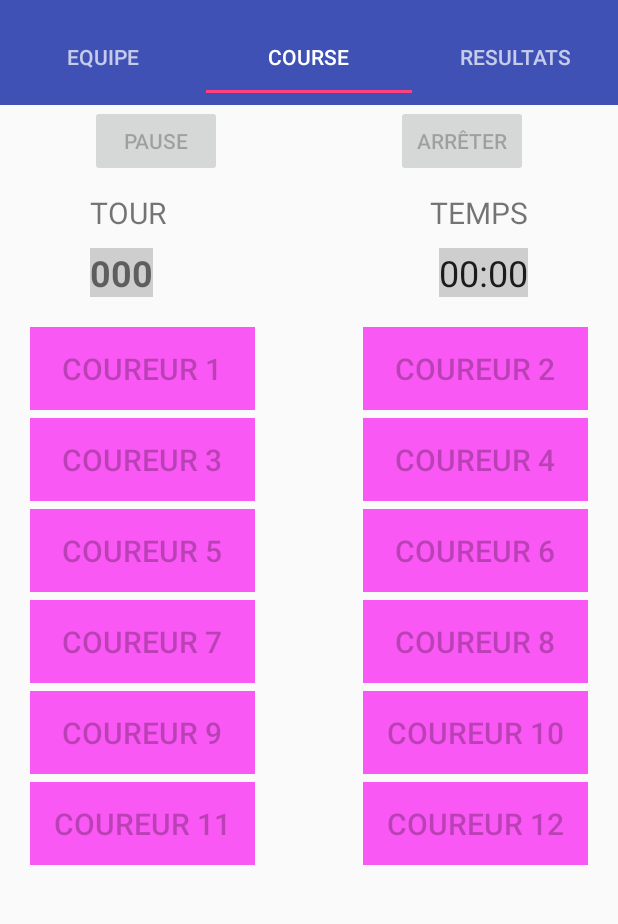
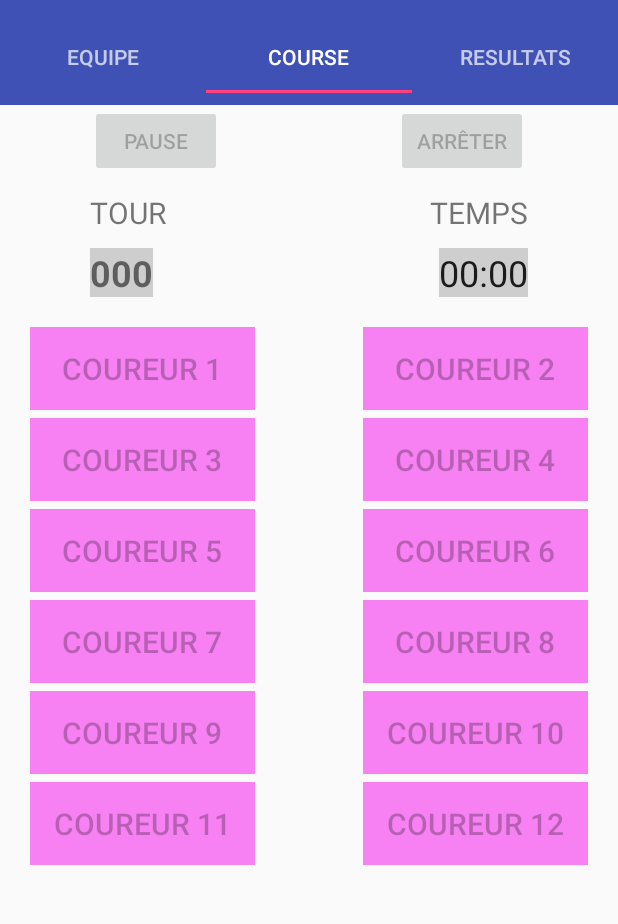
Before and after one commit to pascalheude/24h-du-Mans, an Android app: the screen it shows after launch (Chronos24hLeMansActivity), tab 2 chosen, on a phone screen of 412 x 824 dp, the part 63-987 px from its top. Run offline under Robolectric (Android 15) with nearby library versions, the phone set to English and light mode, and no system bars.

Commit message:
Version 2.0.3 Issues #1, #3, #4 et #5 corrigées Changement des couleurs des boutons Coureur Harmonisation du nombre de coureurs max entre les classes TabEquipe, TabCourse et TabResultats Temporisation de la classe du BoutonTemporise en constante

```diff
--- a/app/build.gradle
+++ b/app/build.gradle
@@ -8,7 +8,7 @@ android {
         minSdkVersion 19
         targetSdkVersion 23
         versionCode 1
-        versionName '2.0.2'
+        versionName '2.0.3'
         archivesBaseName = "AIT-Chronos24hLeMans-$versionName"
     }
     buildTypes {
--- a/app/src/main/java/com/assistanceinformatiquetoulouse/chronos24hlemans/BoutonTemporise.java
+++ b/app/src/main/java/com/assistanceinformatiquetoulouse/chronos24hlemans/BoutonTemporise.java
@@ -30,22 +30,28 @@ public class BoutonTemporise extends Button {
     }
 
     // Constructeur
-    // TODO Mettre en paramètres la tempo de 5s
     public BoutonTemporise(Context context) {
         super(context);
-        pCountDownTimer = new TemporisationBouton(5000, 5000);
     }
 
     // Constructeur
     // Ce constructeur est nécessaire afin d'éviter une exception java.lang.NoSuchMethodException
     public BoutonTemporise(Context context, AttributeSet attrs) {
         super(context, attrs);
-        pCountDownTimer = new TemporisationBouton(5000, 5000);
     }
 
     // Méthode start
     public void start() {
-        this.setEnabled(false);
-        pCountDownTimer.start();
+        if (pCountDownTimer != null) {
+            this.setEnabled(false);
+            pCountDownTimer.start();
+        }
+        else {
+        }
+    }
+
+    // Méthode ecrireTemporisation
+    public void ecrireTemporisation(long temporisation) {
+        pCountDownTimer = new TemporisationBouton(temporisation, temporisation);
     }
 }
--- a/app/src/main/java/com/assistanceinformatiquetoulouse/chronos24hlemans/Equipe.java
+++ b/app/src/main/java/com/assistanceinformatiquetoulouse/chronos24hlemans/Equipe.java
@@ -303,4 +303,10 @@ public class Equipe {
         }
         ecrireXMLEquipe();
     }
+
+    // Méthode lireNombreMaxCoureur
+    // Retourne le nommbre maximum de coureurs
+    public int lireNombreMaxCoureur() {
+        return (this.pNbCoureurMax);
+    }
 }
--- a/app/src/main/java/com/assistanceinformatiquetoulouse/chronos24hlemans/TabCourse.java
+++ b/app/src/main/java/com/assistanceinformatiquetoulouse/chronos24hlemans/TabCourse.java
@@ -14,6 +14,8 @@ import android.view.ViewGroup;
 import android.widget.Button;
 import android.widget.Chronometer;
 import android.widget.TextView;
+import android.widget.Toast;
+
 import java.util.Date;
 
 // Class TabCourse
@@ -51,6 +53,8 @@ public class TabCourse extends Fragment {
         }
     }
     // Attributs privés
+    private final long TEMPORISATION = 5000;
+    private int pNbCoureur;
     private int pIndexCoureur;
     private String pNomCoureur;
     private AlerteCoureur pAlerteCoureur;
@@ -95,7 +99,7 @@ public class TabCourse extends Fragment {
     // Méthode afficherBouton
     private void afficherBouton() {
         int i;
-        for (i = 0; i < 12; i++) {
+        for (i = 0; i < pNbCoureur; i++) {
             if (TabEquipe.pEquipe.lireCoureur(i) != null) {
                 pBoutonCoureur[i].setText(TabEquipe.pEquipe.lireCoureur(i));
                 pBoutonCoureur[i].setEnabled(TabEquipe.pEquipe.lireEtatActif(i));
@@ -106,11 +110,16 @@ public class TabCourse extends Fragment {
         }
     }
 
+    // Constructeur
+    public TabCourse() {
+        pNbCoureur = TabEquipe.pEquipe.lireNombreMaxCoureur();
+    }
+
     // Méthode onCreate
     @Override
     public void onCreate(@Nullable Bundle savedInstanceState) {
         super.onCreate(savedInstanceState);
-        pIndexCoureur = 12;
+        pIndexCoureur = pNbCoureur;
         pNomCoureur = "";
         pCourseDemarree = false;
         pPauseDemarree = false;
@@ -125,11 +134,13 @@ public class TabCourse extends Fragment {
         int id;
         String lNom;
         final View lView = inflater.inflate(R.layout.tab_course, container, false);
-        // TODO Remplacer 12 par une constante
-        pBoutonCoureur = new BoutonTemporise[12];
-        for (i = 0; i < 12; i++) {
+        pBoutonCoureur = new BoutonTemporise[pNbCoureur];
+        for (i = 0; i < pNbCoureur; i++) {
             switch (i) {
                 default:
+                    id = R.id.buttonCoureurBidon;
+                    Toast.makeText(lView.getContext(), String.format("Coureur %d ignoré", i), Toast.LENGTH_SHORT).show();
+                    break;
                 case 0:
                     id = R.id.buttonCoureur1;
                     break;
@@ -168,6 +179,7 @@ public class TabCourse extends Fragment {
                     break;
             }
             pBoutonCoureur[i] = (BoutonTemporise) lView.findViewById(id);
+            pBoutonCoureur[i].ecrireTemporisation(TEMPORISATION);
             pBoutonCoureur[i].setBackgroundColor(getResources().getColor(R.color.bouton_nonselectionne));
         }
         afficherBouton();
@@ -190,7 +202,7 @@ public class TabCourse extends Fragment {
                     arreterAlerteCoureur();
                     pBoutonPause.setText("Reprendre");
                     pBoutonArreter.setEnabled(false);
-                    for (i = 0; i < 12; i++) {
+                    for (i = 0; i < pNbCoureur; i++) {
                         pBoutonCoureur[i].setEnabled(false);
                     }
                     pPauseDemarree = true;
@@ -199,7 +211,7 @@ public class TabCourse extends Fragment {
                     pChronometre.start();
                     pBoutonPause.setText("Pause");
                     pBoutonArreter.setEnabled(true);
-                    for (i = 0; i < 12; i++) {
+                    for (i = 0; i < pNbCoureur; i++) {
                         pBoutonCoureur[i].setEnabled(true);
                     }
                     pPauseDemarree = false;
@@ -223,10 +235,10 @@ public class TabCourse extends Fragment {
                 pTextViewNbTour.setText(String.format("%03d", lNbTour));
                 pCourseDemarree = false;
                 pNomCoureur = "";
-                pIndexCoureur = 12;
+                pIndexCoureur = pNbCoureur;
             }
         });
-        for (i = 0; i < 12; i++) {
+        for (i = 0; i < pNbCoureur; i++) {
             final int final_i = i;
             pBoutonCoureur[i].setOnClickListener(new View.OnClickListener() {
                 @Override
--- a/app/src/main/java/com/assistanceinformatiquetoulouse/chronos24hlemans/TabEquipe.java
+++ b/app/src/main/java/com/assistanceinformatiquetoulouse/chronos24hlemans/TabEquipe.java
@@ -21,7 +21,7 @@ import java.io.UnsupportedEncodingException;
 // Class TabEquipe
 public class TabEquipe extends Fragment {
     // Attributs privés
-    private final int kNbCoureurMax = 20;
+    private final int kNbCoureurMax = 12;
     private int pNbCoureurs;
     private int pCoureurSelectionne;
     private CoureurAdapter pCoureurAdapter;
@@ -108,7 +108,6 @@ public class TabEquipe extends Fragment {
         pListViewEquipe.setOnItemClickListener(new AdapterView.OnItemClickListener() {
             @Override
             public void onItemClick(AdapterView<?> parent, View view, int position, long id) {
-                // TODO Changer la couleur de la ligne sélectionnée
                 pCoureurSelectionne = position;
                 pBoiteActif.setVisibility(View.VISIBLE);
                 pBoiteActif.setChecked(pEquipe.lireEtatActif(position));
--- a/app/src/main/java/com/assistanceinformatiquetoulouse/chronos24hlemans/TabResultats.java
+++ b/app/src/main/java/com/assistanceinformatiquetoulouse/chronos24hlemans/TabResultats.java
@@ -17,8 +17,7 @@ import java.util.Date;
 public class TabResultats extends Fragment {
     // Atributs privés
     private final int kNbResultatMax = 300;
-    // TODO Supprimer la déclaration en double
-    private final int kNbCoureurMax = 20;
+    private int pNbCoureurMax;
     private static ResultatAdapter pResultatAdapter;
     private TextView pTextViewNomCoureur;
     private TextView pTextViewNbTour;
@@ -32,8 +31,9 @@ public class TabResultats extends Fragment {
 
     // Constructeur
     public TabResultats() {
+        pNbCoureurMax = TabEquipe.pEquipe.lireNombreMaxCoureur();
         pListeResultats = new ArrayList<Resultat>(kNbResultatMax);
-        pListeStatCoureurs = new ArrayList<StatCoureur>(kNbCoureurMax);
+        pListeStatCoureurs = new ArrayList<StatCoureur>(pNbCoureurMax);
     }
 
     // Méthode onCreateView
--- a/app/src/main/res/layout/tab_course.xml
+++ b/app/src/main/res/layout/tab_course.xml
@@ -192,5 +192,15 @@
 		android:text="Coureur 12"
 		android:textSize="@dimen/bouton_taille_texte"
 		android:clickable="true" />
+	<com.assistanceinformatiquetoulouse.chronos24hlemans.BoutonTemporise
+		android:id="@+id/buttonCoureurBidon"
+		android:layout_width="@dimen/bouton_coureur_largeur"
+		android:layout_height="5dp"
+		android:layout_below="@+id/buttonCoureur11"
+		android:layout_marginTop="@dimen/espace_bouton"
+		android:layout_marginStart="@dimen/marge_bouton"
+		android:text=""
+		android:visibility="invisible"
+		android:clickable="false" />
 
 </RelativeLayout>
--- a/app/src/main/res/values/colors.xml
+++ b/app/src/main/res/values/colors.xml
@@ -3,6 +3,6 @@
     <color name="colorPrimary">#3F51B5</color>
     <color name="colorPrimaryDark">#303F9F</color>
     <color name="colorAccent">#FF4081</color>
-    <color name="bouton_nonselectionne">#FA58F4</color>
-    <color name="bouton_selectionne">#FF0000</color>
+    <color name="bouton_nonselectionne">#F781F3</color>
+    <color name="bouton_selectionne">#819FF7</color>
 </resources>
--- a/app/src/main/res/values/strings.xml
+++ b/app/src/main/res/values/strings.xml
@@ -1,6 +1,6 @@
 <resources>
     <string name="app_name">Chronos24hLeMans</string>
-    <string name="version">2.0.2</string>
+    <string name="version">2.0.3</string>
     <string name="nom">Nom</string>
     <string name="courriel">courses@roulezrose.com</string>
     <!-- Equipe -->
```
Also changed, not shown: app/src/main/res/layout/tab_equipe.xml (+5 -5 lines).
